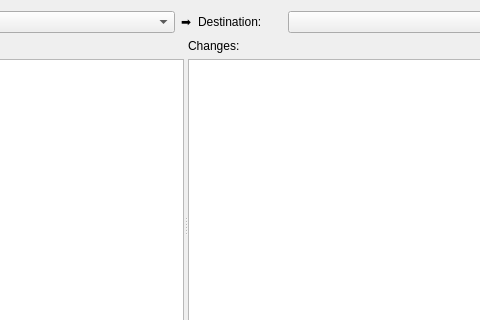
The window that geovcs/asset/form/dialog_merge_branch.ui (teofilosalgado/geovcs-qgis-plugin) describes before a commit, drawn with Qt 5; both pictures show x 264 to 744 and y 0 to 320 of the 900 by 450 pixel window.
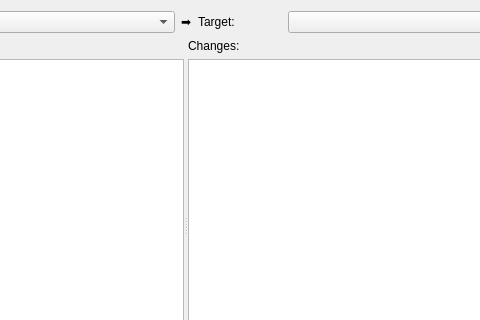
The same window after the commit.

```diff
--- a/geovcs/asset/form/dialog_merge_branch.ui
+++ b/geovcs/asset/form/dialog_merge_branch.ui
@@ -70,7 +70,7 @@
           </sizepolicy>
          </property>
          <property name="text">
-          <string>Destination:</string>
+          <string>Target:</string>
          </property>
         </widget>
        </item>
```
